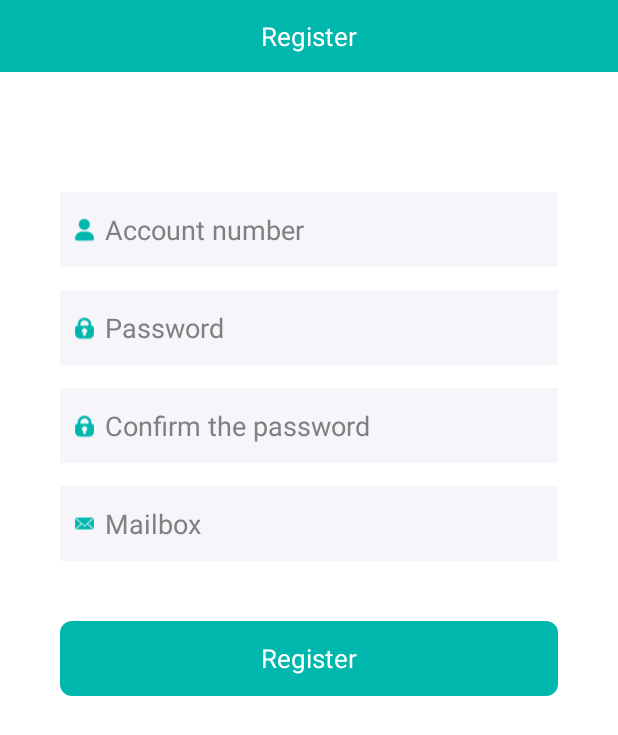
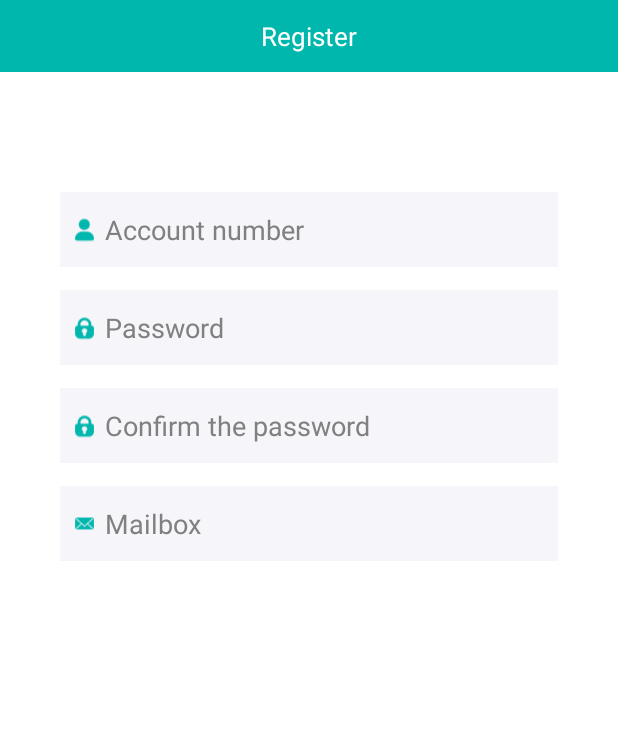
Before and after one commit to jiajunmao/See-For-You, an Android app: the RegisterActivity screen opened directly, with no data from a screen before it, after a tap on "Register", on a phone screen of 412 x 824 dp. Shown: the top 735 px of the screen. Run offline under Robolectric (Android 15) with nearby library versions, the phone set to English and light mode, and no system bars.

Commit message:
Solved some Bug

```diff
--- a/C4U-master/app/src/main/res/drawable/button_press_false_bg.xml
+++ b/C4U-master/app/src/main/res/drawable/button_press_false_bg.xml
@@ -1,7 +1,7 @@
 <?xml version="1.0" encoding="utf-8"?>
 <shape xmlns:android="http://schemas.android.com/apk/res/android"
     android:shape="rectangle">
-    <solid android:color="@color/allcolor"/>
+    <solid android:color="@color/allwhite"/>
     <corners
         android:bottomLeftRadius="@dimen/cirular_bead_value"
         android:bottomRightRadius="@dimen/cirular_bead_value"
--- a/C4U-master/app/src/main/res/drawable/button_press_true_bg.xml
+++ b/C4U-master/app/src/main/res/drawable/button_press_true_bg.xml
@@ -1,7 +1,7 @@
 <?xml version="1.0" encoding="utf-8"?>
 <shape xmlns:android="http://schemas.android.com/apk/res/android"
     android:shape="rectangle">
-    <solid android:color="@color/allcolor_bt"/>
+    <solid android:color="@color/control_press_color"/>
     <corners
         android:bottomLeftRadius="@dimen/cirular_bead_value"
         android:bottomRightRadius="@dimen/cirular_bead_value"
--- a/C4U-master/app/src/main/res/values/colors.xml
+++ b/C4U-master/app/src/main/res/values/colors.xml
@@ -15,4 +15,6 @@
     <color name="videoback">#383838</color>
     <color name="evaluation_tv">#525252</color>
     <color name="trend_color">#DADADA</color>
+    <color name="dialog_transparent_bg">#00FFFFFF</color>
+    <color name="control_press_color">#F86F2E</color>
 </resources>
--- a/C4U-master/app/src/main/res/values/styles.xml
+++ b/C4U-master/app/src/main/res/values/styles.xml
@@ -23,5 +23,18 @@
     <style name="AppTheme.AppBarOverlay" parent="ThemeOverlay.AppCompat.Dark.ActionBar" />
 
     <style name="AppTheme.PopupOverlay" parent="ThemeOverlay.AppCompat.Light" />
-
+    <!-- 弹出框 -->
+    <style name="NobackDialog" parent="@android:style/Theme.Dialog">
+        <item name="android:windowBackground">@color/dialog_transparent_bg</item>
+        <!--<item name="android:windowFrame">@null</item>-->
+        <item name="android:windowIsTranslucent">true</item>
+        <item name="android:backgroundDimEnabled">true</item>
+        <!-- 模糊 -->
+        <item name="android:backgroundDimAmount">0.6</item>
+        <!-- 边框 -->
+        <item name="android:windowIsFloating">true</item>
+        <!-- 是否浮现在activity之上 -->
+        <item name="android:windowNoTitle">true</item>
+        <!-- 无标题 -->
+    </style>
 </resources>
```
Also changed, not shown: C4U-master/app/src/main/java/com/app/CClient/Utlis/utils.java (+33 -0 lines), C4U-master/app/src/main/res/drawable/control_press_button.xml (added, +7 -0 lines), C4U-master/app/src/main/res/layout/dialog_normal.xml (added, +62 -0 lines).
